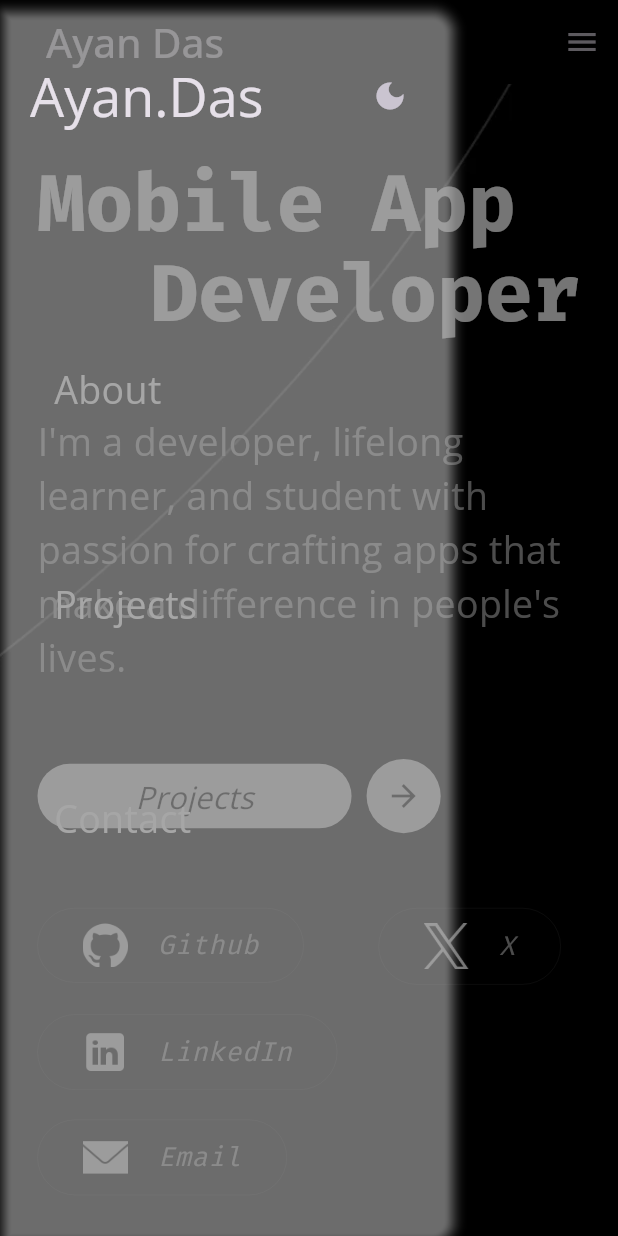
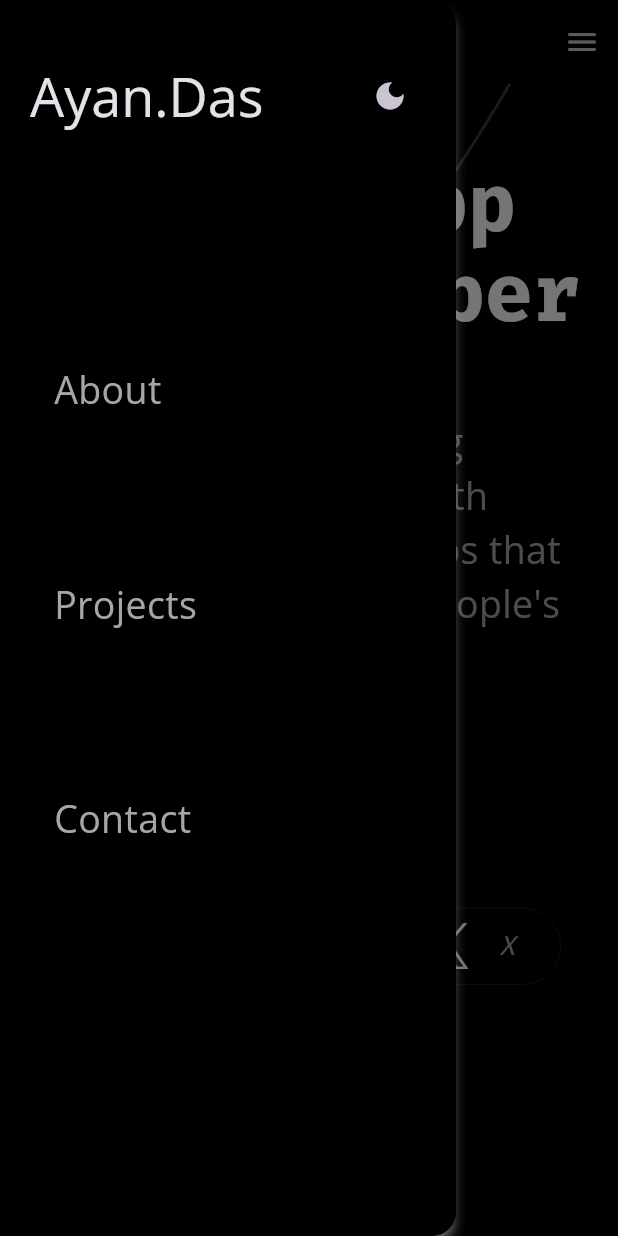
Before and after one commit to AyanDas-99/portfolio-v2, a Flutter app: the screen it shows after launch, with the side drawer open, on a phone screen of 412 x 824 dp. Run offline on Flutter 3.47's test engine with Material 3 defaults, Android fonts, the light colour scheme and no system bars; drawn by our look-alikes of flutter_animate; our stand-ins replace cloud_firestore, equatable, firebase_core, flutter_widget_from_html_core, url_launcher_web, web; missing offline and left inert: dart:ui_web; accounts and stored records are empty; statements that could not run were skipped.

Commit message:
fix: make drawer background black

```diff
--- a/lib/components/custom_drawer.dart
+++ b/lib/components/custom_drawer.dart
@@ -2,7 +2,6 @@ import 'package:flutter/material.dart';
 import 'package:portfolio_1/home_page.dart';
 import 'package:portfolio_1/state/theme/theme_mode_provider.dart';
 import 'package:provider/provider.dart';
-
 class CustomDrawer extends StatelessWidget {
   const CustomDrawer({
     super.key,
@@ -22,7 +21,7 @@ class CustomDrawer extends StatelessWidget {
   @override
   Widget build(BuildContext context) {
     return Drawer(
-      backgroundColor: Theme.of(context).scaffoldBackgroundColor,
+      backgroundColor: Colors.black,
       shadowColor: Colors.white,
       elevation: 3,
       child: Padding(
```
